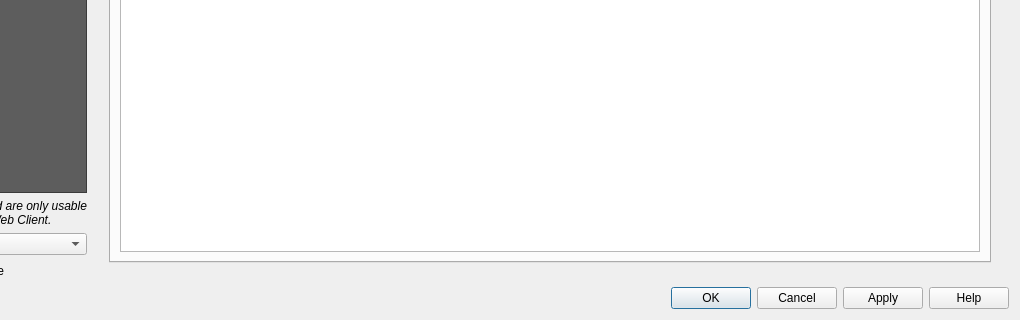
Qt form lizmap/resources/ui/ui_lizmap.ui (3liz/lizmap-plugin) before a commit; both pictures show x 180 to 1200 and y 580 to 900 of the 1200 by 900 pixel window.
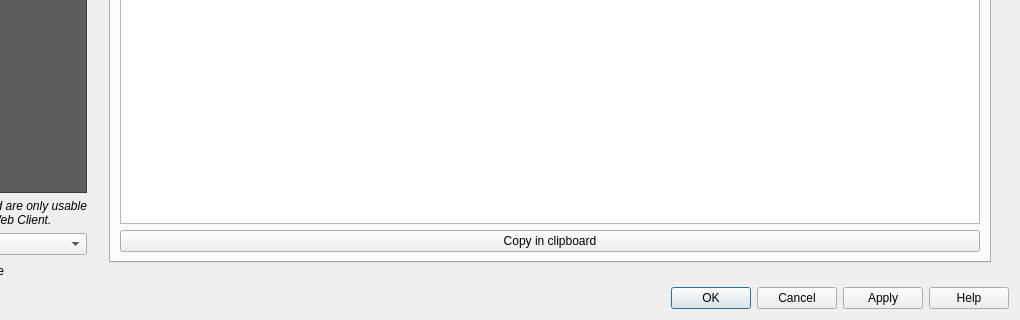
The same form after that commit. The open tabs and pages were chosen to show the change. Custom widgets are drawn as their Qt base class.

Commit message: Export as Markdown, fix JSON metadata missing

Diff of the .ui file:
```diff
--- a/lizmap/resources/ui/ui_lizmap.ui
+++ b/lizmap/resources/ui/ui_lizmap.ui
@@ -4668,6 +4668,13 @@
                <item>
                 <widget class="TableCheck" name="table_checks"/>
                </item>
+               <item>
+                <widget class="QPushButton" name="export_summary_table">
+                 <property name="text">
+                  <string>Copy in clipboard</string>
+                 </property>
+                </widget>
+               </item>
               </layout>
              </widget>
              <widget class="QWidget" name="table_help">
```
The commit also changes 4 other files.
